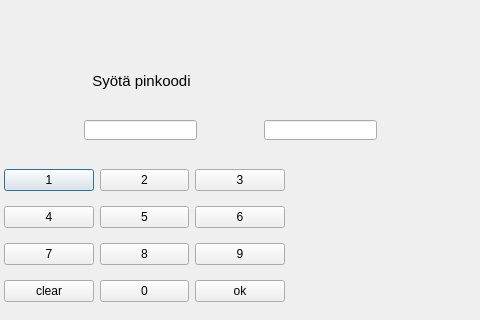
banksimul2022/group10, file bankautomat/pindll/engine.ui: the form before one commit; both pictures show x 126 to 606 and y 0 to 320 of the 606 by 462 pixel window.
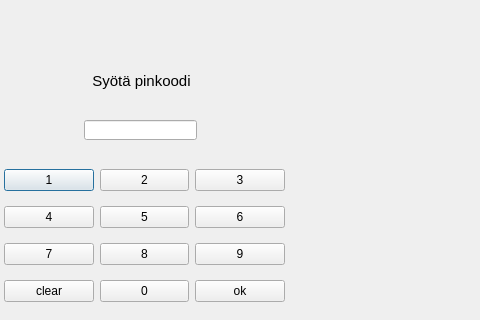
The form after the commit.

```diff
--- a/bankautomat/pindll/engine.ui
+++ b/bankautomat/pindll/engine.ui
@@ -150,16 +150,6 @@
     <string>  Syötä pinkoodi</string>
    </property>
   </widget>
-  <widget class="QLineEdit" name="vaarapin_label">
-   <property name="geometry">
-    <rect>
-     <x>390</x>
-     <y>120</y>
-     <width>113</width>
-     <height>20</height>
-    </rect>
-   </property>
-  </widget>
  </widget>
  <resources/>
  <connections/>
```
